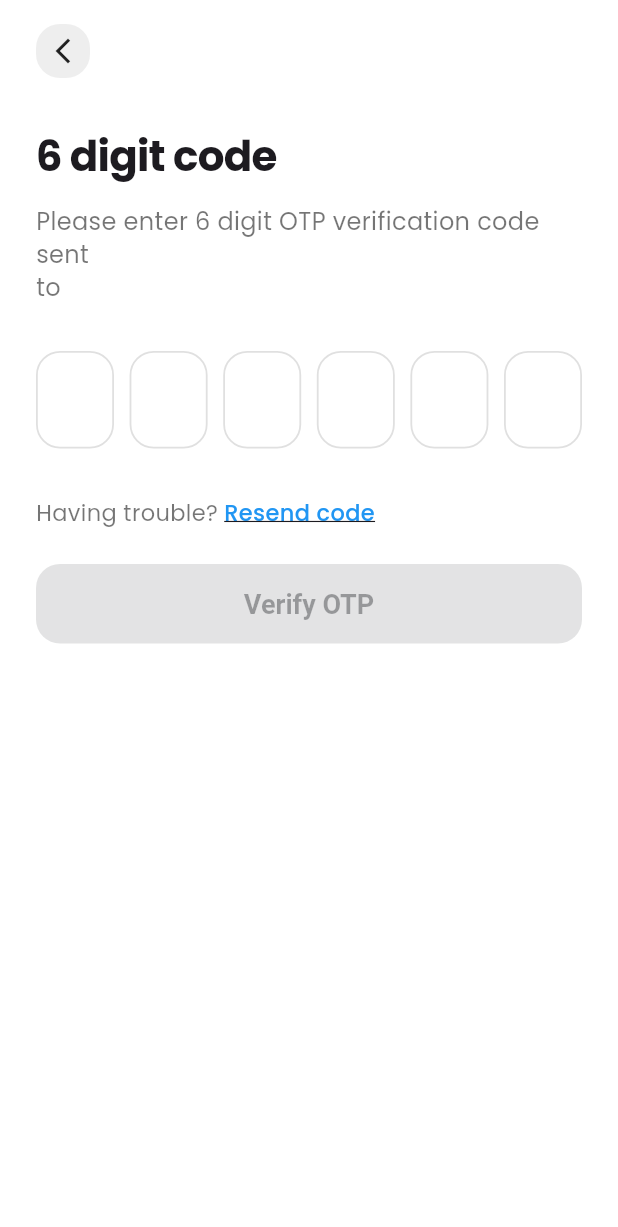
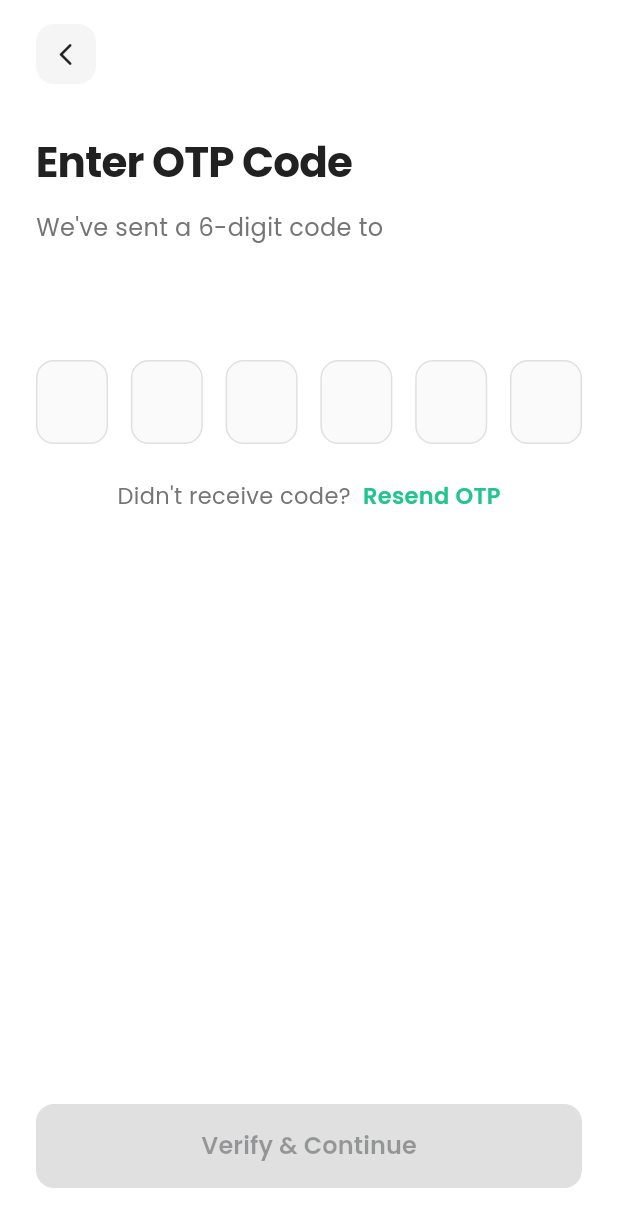
Before and after one commit to saeedkg/arogyam, a Flutter app: the EnterOtpScreen screen opened directly with empty values, on a phone screen of 412 x 824 dp. Shown: the top 1227 px of the screen. Run offline on Flutter 3.47's test engine with Material 3 defaults, Android fonts, the phone set to English and light mode, and no system bars; our stand-ins replace carousel_slider, connectivity_plus, dio, flutter_svg, get, google_fonts and 2 more; missing offline and left inert: encrypt; accounts and stored records are empty.

Commit message:
otp enter screeen updated

```diff
--- a/lib/auth/enter_otp_screen.dart
+++ b/lib/auth/enter_otp_screen.dart
@@ -1,8 +1,7 @@
+import 'package:arogyam/auth/provider/auth_provider.dart';
 import 'package:flutter/material.dart';
 import 'package:flutter/services.dart';
 import 'package:provider/provider.dart';
-
-import 'provider/auth_provider.dart';
 import 'dart:async';
 
 class EnterOtpScreen extends StatefulWidget {
@@ -61,7 +60,7 @@ class _EnterOtpScreenState extends State<EnterOtpScreen> {
   String _formatDuration(int seconds) {
     final minutes = seconds ~/ 60;
     final secs = seconds % 60;
-    return '${minutes.toString().padLeft(2, '0')}:${secs.toString().padLeft(2, '0')}' ;
+    return '${minutes.toString().padLeft(2, '0')}:${secs.toString().padLeft(2, '0')}';
   }
 
   @override
@@ -131,15 +130,14 @@ class _EnterOtpScreenState extends State<EnterOtpScreen> {
     if (_isNetworkError(error)) {
       return 'No internet connection. Please check your network and try again.';
     }
-    // Since provider already extracts the clean message, use it directly
     return error;
   }
 
   IconData _getErrorIcon(String error) {
     if (_isNetworkError(error)) {
-      return Icons.wifi_off;
+      return Icons.wifi_off_rounded;
     }
-    return Icons.error_outline;
+    return Icons.error_outline_rounded;
   }
 
   Future<void> _resendCode(BuildContext context) async {
@@ -150,8 +148,6 @@ class _EnterOtpScreenState extends State<EnterOtpScreen> {
     try {
       final authProvider = Provider.of<AuthProvider>(context, listen: false);
       await authProvider.resendOtp(widget.phoneNumber.replaceFirst('+91', ''));
-
-      // AuthProvider will handle the error display automatically
 
       if (authProvider.expiresIn != null) {
         _startTimer(authProvider.expiresIn!);
@@ -182,7 +178,6 @@ class _EnterOtpScreenState extends State<EnterOtpScreen> {
     _closeKeyboard();
     final otp = _controllers.map((c) => c.text).join();
 
-    // Validate OTP
     if (!_isOtpValid) {
       if (!_isOtpComplete) {
         ScaffoldMessenger.of(context).showSnackBar(
@@ -216,13 +211,10 @@ class _EnterOtpScreenState extends State<EnterOtpScreen> {
         context: context,
       );
 
-      // AuthProvider will handle the error display automatically
-
       if (response != null && response.success == true) {
         if (response.profileComplete == false) {
-
+          // Handle incomplete profile
         } else {
-
           ScaffoldMessenger.of(context).showSnackBar(
             SnackBar(
               content: Text(response.message),
@@ -256,9 +248,11 @@ class _EnterOtpScreenState extends State<EnterOtpScreen> {
 
   @override
   Widget build(BuildContext context) {
+    final bottomPadding = MediaQuery.of(context).viewInsets.bottom;
+    final isKeyboardVisible = bottomPadding > 0;
+
     return Consumer<AuthProvider>(
       builder: (context, authProvider, _) {
-        // Clear any previous errors when screen is built (only once)
         if (!_hasClearedErrors && authProvider.verifyOtpError != null) {
           _hasClearedErrors = true;
           WidgetsBinding.instance.addPostFrameCallback((_) {
@@ -266,7 +260,6 @@ class _EnterOtpScreenState extends State<EnterOtpScreen> {
           });
         }
 
-        // Remove timer start from build
         return Scaffold(
           resizeToAvoidBottomInset: false,
           backgroundColor: Colors.white,
@@ -277,54 +270,104 @@ class _EnterOtpScreenState extends State<EnterOtpScreen> {
                 crossAxisAlignment: CrossAxisAlignment.start,
                 children: [
                   const SizedBox(height: 16),
-                  // Back button
+
+                  // Back Button
                   GestureDetector(
                     onTap: () => Navigator.of(context).pop(),
                     child: Container(
-                      padding: const EdgeInsets.all(8),
+                      width: 40,
+                      height: 40,
                       decoration: BoxDecoration(
-                        color: Colors.grey.shade200,
-                        borderRadius: BorderRadius.circular(16),
+                        color: Colors.grey.shade100,
+                        borderRadius: BorderRadius.circular(12),
                       ),
-                      child: const Icon(Icons.arrow_back_ios_new, size: 20),
+                      child: const Icon(
+                        Icons.arrow_back_ios_rounded,
+                        size: 18,
+                        color: Colors.black87,
                       ),
                     ),
+                  ),
+
                   const SizedBox(height: 32),
+
+                  // Header Section
+                  Column(
+                    crossAxisAlignment: CrossAxisAlignment.start,
+                    children: [
                       Text(
-                    '$otpLength digit code',
-                    style: const TextStyle(
+                        'Enter OTP Code',
+                        style: TextStyle(
                           fontSize: 28,
-                      fontWeight: FontWeight.bold,
+                          fontWeight: FontWeight.w700,
+                          color: Colors.grey.shade900,
                           letterSpacing: -0.5,
                         ),
                       ),
                       const SizedBox(height: 12),
                       Text(
-                    "Please enter $otpLength digit OTP verification code sent\nto "+widget.phoneNumber,
-                    style: const TextStyle(
+                        "We've sent a 6-digit code to\n${widget.phoneNumber}",
+                        style: TextStyle(
                           fontSize: 16,
-                      color: Colors.black54,
+                          color: Colors.grey.shade600,
                           height: 1.4,
                         ),
                       ),
-                  const SizedBox(height: 16),
+                    ],
+                  ),
+
+                  const SizedBox(height: 24),
+
+                  // Timer
                   if (_remainingSeconds != null)
+                    Container(
+                      padding: const EdgeInsets.symmetric(horizontal: 16, vertical: 8),
+                      decoration: BoxDecoration(
+                        color: _remainingSeconds! > 0 ? Colors.blue.shade50 : Colors.red.shade50,
+                        borderRadius: BorderRadius.circular(20),
+                      ),
+                      child: Row(
+                        mainAxisSize: MainAxisSize.min,
+                        children: [
+                          Icon(
+                            _remainingSeconds! > 0 ? Icons.access_time_rounded : Icons.error_outline_rounded,
+                            size: 16,
+                            color: _remainingSeconds! > 0 ? Colors.blue.shade700 : Colors.red.shade700,
+                          ),
+                          const SizedBox(width: 6),
                           Text(
                             _remainingSeconds! > 0
                                 ? 'Expires in ${_formatDuration(_remainingSeconds!)}'
                                 : 'OTP expired',
                             style: TextStyle(
-                        color: _remainingSeconds! > 0 ? Colors.black54 : Colors.red,
-                        fontSize: 16,
-                        fontWeight: FontWeight.w500,
+                              fontSize: 14,
+                              fontWeight: FontWeight.w600,
+                              color: _remainingSeconds! > 0 ? Colors.blue.shade700 : Colors.red.shade700,
                             ),
                           ),
-                  const SizedBox(height: 16),
+                        ],
+                      ),
+                    ),
+
+                  const SizedBox(height: 32),
+
+                  // OTP Input Fields
                   Row(
                     mainAxisAlignment: MainAxisAlignment.spaceBetween,
                     children: List.generate(otpLength, (i) {
                       return Container(
-                        width: 52,
+                        width: 48,
+                        height: 56,
+                        decoration: BoxDecoration(
+                          borderRadius: BorderRadius.circular(12),
+                          border: Border.all(
+                            color: _controllers[i].text.isNotEmpty
+                                ? const Color(0xFF22C58B)
+                                : Colors.grey.shade300,
+                            width: _controllers[i].text.isNotEmpty ? 1.5 : 1,
+                          ),
+                          color: Colors.grey.shade50,
+                        ),
                         child: KeyboardListener(
                           focusNode: _keyboardFocusNodes[i],
                           onKeyEvent: (event) => _onKeyPressed(event, i),
@@ -335,23 +378,14 @@ class _EnterOtpScreenState extends State<EnterOtpScreen> {
                             textAlign: TextAlign.center,
                             maxLength: 1,
                             style: const TextStyle(
-                               fontSize: 22,
+                              fontSize: 20,
                               fontWeight: FontWeight.w700,
-                               letterSpacing: 1.2,
+                              color: Colors.black87,
                             ),
-                            decoration: InputDecoration(
+                            decoration: const InputDecoration(
                               counterText: '',
-                              filled: true,
-                              fillColor: Colors.white,
-                              enabledBorder: OutlineInputBorder(
-                                borderRadius: BorderRadius.circular(16),
-                                borderSide: BorderSide(color: Colors.grey.shade300, width: 1.2),
-                              ),
-                              focusedBorder: OutlineInputBorder(
-                                borderRadius: BorderRadius.circular(16),
-                                borderSide: const BorderSide(color: Color(0xFF22C58B), width: 1.5),
-                              ),
-                              contentPadding: const EdgeInsets.symmetric(vertical: 16),
+                              border: InputBorder.none,
+                              contentPadding: EdgeInsets.zero,
                             ),
                             onChanged: (value) => _onChanged(value, i),
                             onSubmitted: (value) => _closeKeyboard(),
@@ -361,46 +395,54 @@ class _EnterOtpScreenState extends State<EnterOtpScreen> {
                       );
                     }),
                   ),
-                  const SizedBox(height: 32),
+
+                  const SizedBox(height: 24),
+
+                  // Resend Code Section
                   Row(
+                    mainAxisAlignment: MainAxisAlignment.center,
                     children: [
-                      const Text(
-                        "Having trouble?",
+                      Text(
+                        "Didn't receive code?",
                         style: TextStyle(
-                          color: Colors.black54,
+                          color: Colors.grey.shade600,
                           fontSize: 15,
                         ),
                       ),
-                      const SizedBox(width: 4),
+                      const SizedBox(width: 8),
                       GestureDetector(
                         onTap: (_remainingSeconds ?? 0) > 0 || _resending ? null : () => _resendCode(context),
                         child: _resending
-                            ? const SizedBox(
+                            ? SizedBox(
                           width: 16,
                           height: 16,
-                                child: CircularProgressIndicator(strokeWidth: 2),
+                          child: CircularProgressIndicator(
+                            strokeWidth: 2,
+                            valueColor: AlwaysStoppedAnimation<Color>(Colors.grey.shade600),
+                          ),
                         )
                             : Text(
-                                "Resend code",
+                          "Resend OTP",
                           style: TextStyle(
-                                  color: (_remainingSeconds ?? 0) > 0 ? Colors.grey : Colors.blue,
+                            color: (_remainingSeconds ?? 0) > 0 ? Colors.grey.shade400 : const Color(0xFF22C58B),
                             fontSize: 15,
-                                  fontWeight: FontWeight.w500,
-                                  decoration: TextDecoration.underline,
+                            fontWeight: FontWeight.w600,
                           ),
                         ),
                       ),
                     ],
                   ),
-                  if (authProvider.verifyOtpError != null)
+
+                  // Error Display
+                  if (authProvider.verifyOtpError != null) ...[
+                    const SizedBox(height: 16),
                     Container(
                       width: double.infinity,
-                      padding: const EdgeInsets.all(12),
-                      margin: const EdgeInsets.only(top: 16),
+                      padding: const EdgeInsets.all(16),
                       decoration: BoxDecoration(
                         color: Colors.red.shade50,
-                        borderRadius: BorderRadius.circular(8),
-                        border: Border.all(color: Colors.red.shade200),
+                        borderRadius: BorderRadius.circular(12),
+                        border: Border.all(color: Colors.red.shade100),
                       ),
                       child: Row(
                         children: [
@@ -409,45 +451,66 @@ class _EnterOtpScreenState extends State<EnterOtpScreen> {
                             color: Colors.red.shade600,
                             size: 20,
                           ),
-                          const SizedBox(width: 8),
+                          const SizedBox(width: 12),
                           Expanded(
                             child: Text(
                               _getErrorMessage(authProvider.verifyOtpError!),
                               style: TextStyle(
                                 color: Colors.red.shade700,
                                 fontSize: 14,
+                                fontWeight: FontWeight.w500,
                               ),
                             ),
                           ),
                         ],
                       ),
                     ),
-                  const SizedBox(height: 24),
+                  ],
+                  SizedBox(height: 10,),
+                  // Dynamic spacer
+                  if (!isKeyboardVisible) const Spacer(),
+
+                  // Verify Button
+                  Column(
+                    children: [
                       SizedBox(
                         width: double.infinity,
+                        height: 56,
                         child: ElevatedButton(
                           onPressed: (authProvider.isLoading || _submitted || !_isOtpValid)
                               ? null
                               : () => _submitOtp(context),
                           style: ElevatedButton.styleFrom(
-                        backgroundColor: (authProvider.isLoading || _submitted || !_isOtpValid)
-                          ? Colors.grey
-                          : const Color(0xFF22C58B),
+                            backgroundColor: const Color(0xFF22C58B),
+                            disabledBackgroundColor: Colors.grey.shade300,
                             foregroundColor: Colors.white,
                             padding: const EdgeInsets.symmetric(vertical: 16),
                             shape: RoundedRectangleBorder(
-                          borderRadius: BorderRadius.circular(16),
+                              borderRadius: BorderRadius.circular(12),
                             ),
-                        textStyle: const TextStyle(fontSize: 18, fontWeight: FontWeight.bold),
+                            elevation: 0,
+                            shadowColor: Colors.transparent,
                           ),
                           child: authProvider.isLoading || _submitted
-                          ? const SizedBox(
-                              height: 24,
-                              width: 24,
-                              child: CircularProgressIndicator(strokeWidth: 2, color: Colors.white),
+                              ? SizedBox(
+                            height: 20,
+                            width: 20,
+                            child: CircularProgressIndicator(
+                              strokeWidth: 2,
+                              valueColor: const AlwaysStoppedAnimation<Color>(Colors.white),
+                            ),
                           )
-                          : const Text('Verify OTP'),
+                              : Text(
+                            'Verify & Continue',
+                            style: TextStyle(
+                              fontSize: 16,
+                              fontWeight: FontWeight.w600,
                             ),
+                          ),
+                        ),
+                      ),
+                      SizedBox(height: isKeyboardVisible ? 16 : 32),
+                    ],
                   ),
                 ],
               ),
```
Lines whose indentation alone changed are shown as unchanged.
